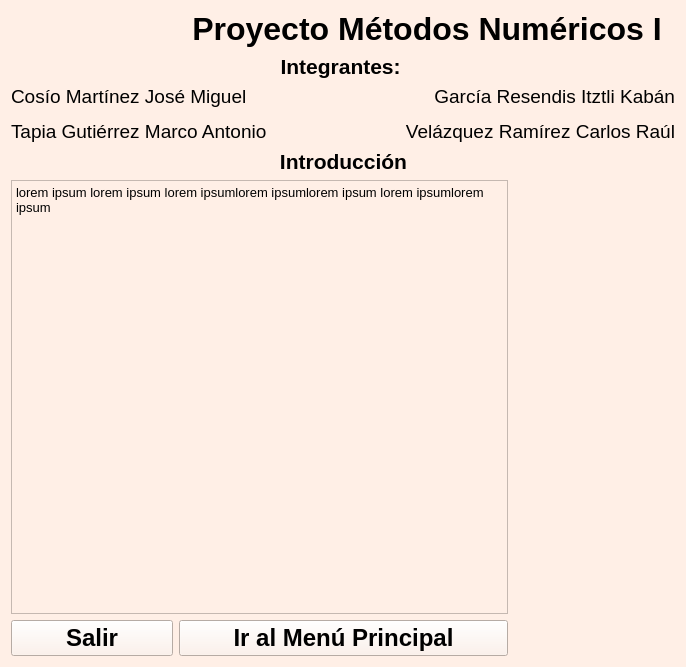
ikababiz/Proyecto-Metodos-Numericos-I, file Introduccion.ui: the form before one commit.
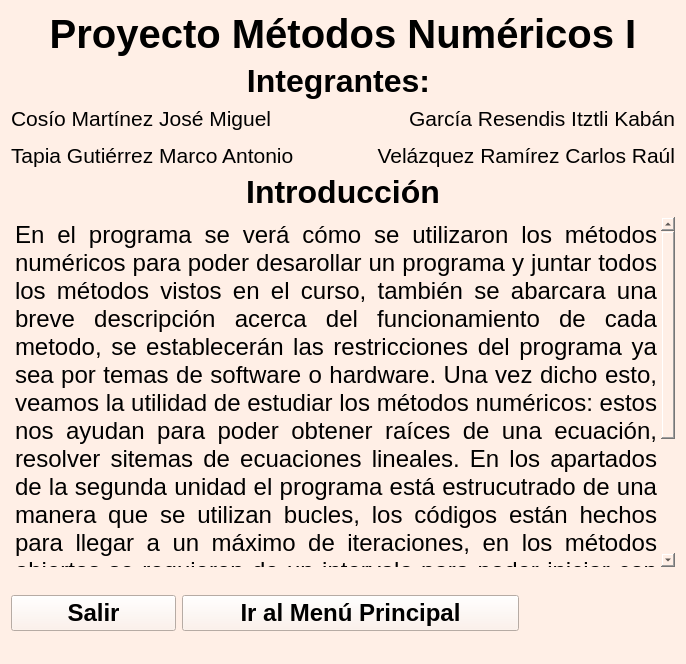
The form after the commit. Icons and pictures are not drawn.

What changed in the file:
```diff
--- a/Introduccion.ui
+++ b/Introduccion.ui
@@ -7,9 +7,14 @@
     <x>0</x>
     <y>0</y>
     <width>686</width>
-    <height>667</height>
+    <height>664</height>
    </rect>
   </property>
+  <property name="font">
+   <font>
+    <family>Arial</family>
+   </font>
+  </property>
   <property name="windowTitle">
    <string>Form</string>
   </property>
@@ -18,14 +23,56 @@
 color: black</string>
   </property>
   <layout class="QGridLayout" name="gridLayout">
-   <item row="0" column="1" colspan="3">
-    <layout class="QVBoxLayout" name="verticalLayout">
-     <item>
+   <item row="4" column="0" colspan="4">
+    <widget class="QTextEdit" name="textEdit">
+     <property name="font">
+      <font>
+       <family>Arial</family>
+       <pointsize>18</pointsize>
+      </font>
+     </property>
+     <property name="styleSheet">
+      <string notr="true">background-color: transparent;</string>
+     </property>
+     <property name="frameShape">
+      <enum>QFrame::NoFrame</enum>
+     </property>
+     <property name="readOnly">
+      <bool>true</bool>
+     </property>
+     <property name="html">
+      <string>&lt;!DOCTYPE HTML PUBLIC &quot;-//W3C//DTD HTML 4.0//EN&quot; &quot;http://www.w3.org/TR/REC-html40/strict.dtd&quot;&gt;
+&lt;html&gt;&lt;head&gt;&lt;meta name=&quot;qrichtext&quot; content=&quot;1&quot; /&gt;&lt;style type=&quot;text/css&quot;&gt;
+p, li { white-space: pre-wrap; }
+&lt;/style&gt;&lt;/head&gt;&lt;body style=&quot; font-family:'Arial'; font-size:18pt; font-weight:400; font-style:normal;&quot;&gt;
+&lt;p align=&quot;justify&quot; style=&quot; margin-top:0px; margin-bottom:0px; margin-left:0px; margin-right:0px; -qt-block-indent:0; text-indent:0px;&quot;&gt;En el programa se verá cómo se utilizaron los métodos numéricos para poder desarollar un programa y juntar todos los métodos vistos en el curso, también se abarcara una breve descripción acerca del funcionamiento de cada metodo, se establecerán las restricciones del programa ya sea por temas de software o hardware. Una vez dicho esto, veamos la utilidad de estudiar los métodos numéricos: estos nos ayudan para poder obtener raíces de una ecuación, resolver sitemas de ecuaciones lineales. En los apartados de la segunda unidad el programa está estrucutrado de una manera que se utilizan bucles, los códigos están hechos para llegar a un máximo de iteraciones, en los métodos abiertos se requieren de un intervalo para poder iniciar con el proceso iterativo. En las siguientes unidades se utilizaron arreglos bidimensionales para poder modelar las matrices de una manera que sea clara para el usuario. Por último, escribir estos códigos para estos temas requiere una gran gestión de arreglos y una buena lógica de programacion para que se pueda ejecutar sin ningun problema.&lt;/p&gt;&lt;/body&gt;&lt;/html&gt;</string>
+     </property>
+    </widget>
+   </item>
+   <item row="5" column="0">
+    <widget class="QPushButton" name="salirButton">
+     <property name="font">
+      <font>
+       <family>Arial</family>
+       <pointsize>18</pointsize>
+       <weight>75</weight>
+       <bold>true</bold>
+      </font>
+     </property>
+     <property name="cursor">
+      <cursorShape>PointingHandCursor</cursorShape>
+     </property>
+     <property name="text">
+      <string>Salir</string>
+     </property>
+    </widget>
+   </item>
+   <item row="0" column="0" colspan="4">
       <widget class="QLabel" name="label">
        <property name="font">
         <font>
          <family>Arial</family>
-         <pointsize>24</pointsize>
+       <pointsize>30</pointsize>
          <weight>75</weight>
          <bold>true</bold>
         </font>
@@ -35,16 +82,12 @@
        </property>
       </widget>
      </item>
-    </layout>
-   </item>
-   <item row="1" column="1" colspan="2">
-    <layout class="QVBoxLayout" name="verticalLayout_2">
-     <item>
-      <widget class="QLabel" name="label_2">
+   <item row="5" column="1" colspan="2">
+    <widget class="QPushButton" name="menubutton">
        <property name="font">
         <font>
          <family>Arial</family>
-         <pointsize>16</pointsize>
+       <pointsize>18</pointsize>
          <weight>75</weight>
          <bold>true</bold>
         </font>
@@ -53,20 +96,16 @@
         <string notr="true"/>
        </property>
        <property name="text">
-        <string>&lt;html&gt;&lt;head/&gt;&lt;body&gt;&lt;p align=&quot;center&quot;&gt;Integrantes: &lt;/p&gt;&lt;/body&gt;&lt;/html&gt;</string>
-       </property>
-      </widget>
-     </item>
-    </layout>
+      <string>Ir al Menú Principal</string>
+     </property>
+    </widget>
    </item>
    <item row="2" column="0" colspan="2">
-    <layout class="QVBoxLayout" name="verticalLayout_4">
-     <item>
       <widget class="QLabel" name="label_4">
        <property name="font">
         <font>
          <family>Arial</family>
-         <pointsize>14</pointsize>
+       <pointsize>16</pointsize>
         </font>
        </property>
        <property name="styleSheet">
@@ -77,16 +116,12 @@
        </property>
       </widget>
      </item>
-    </layout>
-   </item>
    <item row="2" column="2" colspan="2">
-    <layout class="QVBoxLayout" name="verticalLayout_3">
-     <item>
       <widget class="QLabel" name="label_5">
        <property name="font">
         <font>
          <family>Arial</family>
-         <pointsize>14</pointsize>
+       <pointsize>16</pointsize>
         </font>
        </property>
        <property name="text">
@@ -94,100 +129,22 @@
        </property>
       </widget>
      </item>
-    </layout>
-   </item>
-   <item row="3" column="1" colspan="2">
-    <layout class="QVBoxLayout" name="verticalLayout_5">
+   <item row="5" column="3">
+    <layout class="QHBoxLayout" name="horizontalLayout">
      <item>
-      <widget class="QLabel" name="label_7">
-       <property name="font">
-        <font>
-         <family>Arial</family>
-         <pointsize>16</pointsize>
-         <weight>75</weight>
-         <bold>true</bold>
-        </font>
-       </property>
-       <property name="styleSheet">
-        <string notr="true"/>
-       </property>
-       <property name="text">
-        <string>&lt;html&gt;&lt;head/&gt;&lt;body&gt;&lt;p align=&quot;center&quot;&gt;Introducción&lt;/p&gt;&lt;/body&gt;&lt;/html&gt;</string>
-       </property>
-      </widget>
-     </item>
-    </layout>
-   </item>
-   <item row="5" column="0">
-    <layout class="QVBoxLayout" name="verticalLayout_8">
-     <item>
-      <widget class="QPushButton" name="salirButton">
-       <property name="font">
-        <font>
-         <family>Arial</family>
-         <pointsize>18</pointsize>
-         <weight>75</weight>
-         <bold>true</bold>
-        </font>
-       </property>
-       <property name="cursor">
-        <cursorShape>PointingHandCursor</cursorShape>
-       </property>
-       <property name="text">
-        <string>Salir</string>
-       </property>
-      </widget>
-     </item>
-    </layout>
-   </item>
-   <item row="5" column="1" colspan="2">
-    <layout class="QVBoxLayout" name="verticalLayout_7">
-     <item>
-      <widget class="QPushButton" name="menubutton">
-       <property name="font">
-        <font>
-         <family>Arial</family>
-         <pointsize>18</pointsize>
-         <weight>75</weight>
-         <bold>true</bold>
-        </font>
-       </property>
-       <property name="cursor">
-        <cursorShape>PointingHandCursor</cursorShape>
-       </property>
-       <property name="styleSheet">
-        <string notr="true"/>
-       </property>
-       <property name="text">
-        <string>Ir al Menú Principal</string>
-       </property>
-      </widget>
-     </item>
-    </layout>
-   </item>
-   <item row="4" column="0" colspan="3">
-    <widget class="QTextEdit" name="textEdit">
-     <property name="font">
-      <font>
-       <family>Arial</family>
-       <pointsize>14</pointsize>
-      </font>
-     </property>
-     <property name="styleSheet">
-      <string notr="true"/>
-     </property>
-     <property name="html">
-      <string>&lt;!DOCTYPE HTML PUBLIC &quot;-//W3C//DTD HTML 4.0//EN&quot; &quot;http://www.w3.org/TR/REC-html40/strict.dtd&quot;&gt;
-&lt;html&gt;&lt;head&gt;&lt;meta name=&quot;qrichtext&quot; content=&quot;1&quot; /&gt;&lt;style type=&quot;text/css&quot;&gt;
-p, li { white-space: pre-wrap; }
-&lt;/style&gt;&lt;/head&gt;&lt;body style=&quot; font-family:'Arial'; font-size:14pt; font-weight:400; font-style:normal;&quot;&gt;
-&lt;p style=&quot; margin-top:0px; margin-bottom:0px; margin-left:0px; margin-right:0px; -qt-block-indent:0; text-indent:0px;&quot;&gt;&lt;span style=&quot; font-family:'Ubuntu Bold'; font-size:10pt;&quot;&gt;lorem ipsum lorem ipsum lorem ipsumlorem ipsumlorem ipsum lorem ipsumlorem ipsum&lt;/span&gt;&lt;/p&gt;
-&lt;p style=&quot;-qt-paragraph-type:empty; margin-top:0px; margin-bottom:0px; margin-left:0px; margin-right:0px; -qt-block-indent:0; text-indent:0px; font-family:'Ubuntu Bold'; font-size:10pt;&quot;&gt;&lt;br /&gt;&lt;/p&gt;&lt;/body&gt;&lt;/html&gt;</string>
-     </property>
-    </widget>
-   </item>
-   <item row="4" column="3">
     <widget class="QLabel" name="label_3">
+       <property name="sizePolicy">
+        <sizepolicy hsizetype="Fixed" vsizetype="Fixed">
+         <horstretch>0</horstretch>
+         <verstretch>0</verstretch>
+        </sizepolicy>
+       </property>
+       <property name="minimumSize">
+        <size>
+         <width>150</width>
+         <height>80</height>
+        </size>
+       </property>
      <property name="font">
       <font>
        <family>Arial</family>
@@ -199,6 +156,44 @@
      </property>
      <property name="text">
       <string/>
+       </property>
+      </widget>
+     </item>
+    </layout>
+   </item>
+   <item row="3" column="0" colspan="4">
+    <widget class="QLabel" name="label_7">
+     <property name="font">
+      <font>
+       <family>Arial</family>
+       <pointsize>24</pointsize>
+       <weight>75</weight>
+       <bold>true</bold>
+      </font>
+     </property>
+     <property name="styleSheet">
+      <string notr="true"/>
+     </property>
+     <property name="text">
+      <string>&lt;html&gt;&lt;head/&gt;&lt;body&gt;&lt;p align=&quot;center&quot;&gt;Introducción&lt;/p&gt;&lt;/body&gt;&lt;/html&gt;</string>
+     </property>
+    </widget>
+   </item>
+   <item row="1" column="0" colspan="4">
+    <widget class="QLabel" name="label_2">
+     <property name="font">
+      <font>
+       <family>Arial</family>
+       <pointsize>24</pointsize>
+       <weight>75</weight>
+       <bold>true</bold>
+      </font>
+     </property>
+     <property name="styleSheet">
+      <string notr="true"/>
+     </property>
+     <property name="text">
+      <string>&lt;html&gt;&lt;head/&gt;&lt;body&gt;&lt;p align=&quot;center&quot;&gt;Integrantes: &lt;/p&gt;&lt;/body&gt;&lt;/html&gt;</string>
      </property>
     </widget>
    </item>
```
Left out of the diff: 3 changed lines with no effect on the pictures. Lines whose indentation alone changed are shown as unchanged.
